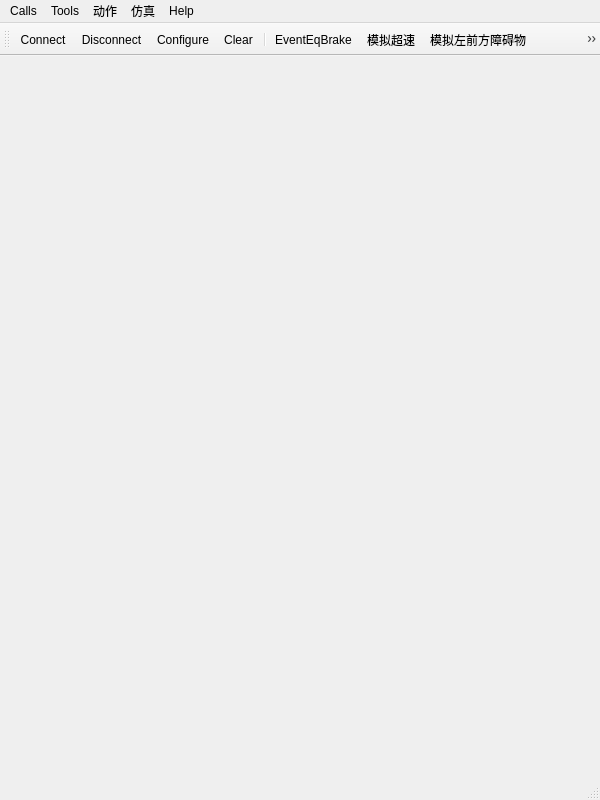
Before: the Qt Designer form src/mainwindow.ui in money0534/Notepad_QtCLion, drawn with Qt 5.
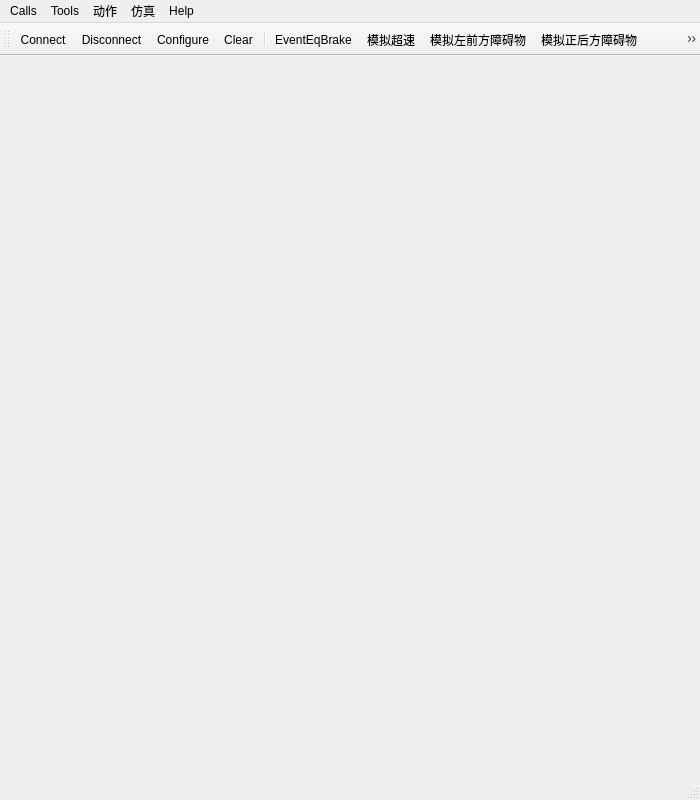
After: the same form once the commit is applied. Icons and pictures are not drawn.

Diff of the .ui file:
```diff
--- a/src/mainwindow.ui
+++ b/src/mainwindow.ui
@@ -6,7 +6,7 @@
    <rect>
     <x>0</x>
     <y>0</y>
-    <width>600</width>
+    <width>700</width>
     <height>800</height>
    </rect>
   </property>
@@ -25,7 +25,7 @@
     <rect>
      <x>0</x>
      <y>0</y>
-     <width>600</width>
+     <width>700</width>
      <height>26</height>
     </rect>
    </property>
@@ -101,6 +101,10 @@
    <addaction name="actionPause"/>
    <addaction name="actionRestart"/>
    <addaction name="actionStop"/>
+   <addaction name="separator"/>
+   <addaction name="actionTwiceSpeed"/>
+   <addaction name="actionResetSpeed"/>
+   <addaction name="actionHalfSpeed"/>
   </widget>
   <widget class="QStatusBar" name="statusBar"/>
   <action name="actionAbout">
@@ -252,7 +256,7 @@
      <normaloff>:/images/start.png</normaloff>:/images/start.png</iconset>
    </property>
    <property name="text">
-    <string>Send</string>
+    <string>Start</string>
    </property>
    <property name="toolTip">
     <string>开始发送</string>
@@ -309,6 +313,42 @@
     <string>重新发送</string>
    </property>
   </action>
+  <action name="actionTwiceSpeed">
+   <property name="icon">
+    <iconset resource="../resources/res.qrc">
+     <normaloff>:/images/twice2.png</normaloff>:/images/twice2.png</iconset>
+   </property>
+   <property name="text">
+    <string>速度x2</string>
+   </property>
+   <property name="toolTip">
+    <string>当前速度加倍</string>
+   </property>
+  </action>
+  <action name="actionHalfSpeed">
+   <property name="icon">
+    <iconset resource="../resources/res.qrc">
+     <normaloff>:/images/half2.png</normaloff>:/images/half2.png</iconset>
+   </property>
+   <property name="text">
+    <string>速度x0.5</string>
+   </property>
+   <property name="toolTip">
+    <string>当前速度减半</string>
+   </property>
+  </action>
+  <action name="actionResetSpeed">
+   <property name="icon">
+    <iconset resource="../resources/res.qrc">
+     <normaloff>:/images/default_speed.png</normaloff>:/images/default_speed.png</iconset>
+   </property>
+   <property name="text">
+    <string>默认速度</string>
+   </property>
+   <property name="toolTip">
+    <string>恢复默认速度</string>
+   </property>
+  </action>
  </widget>
  <layoutdefault spacing="6" margin="11"/>
  <resources>
```
Left out of the diff: 8 changed lines with no effect on the pictures.
